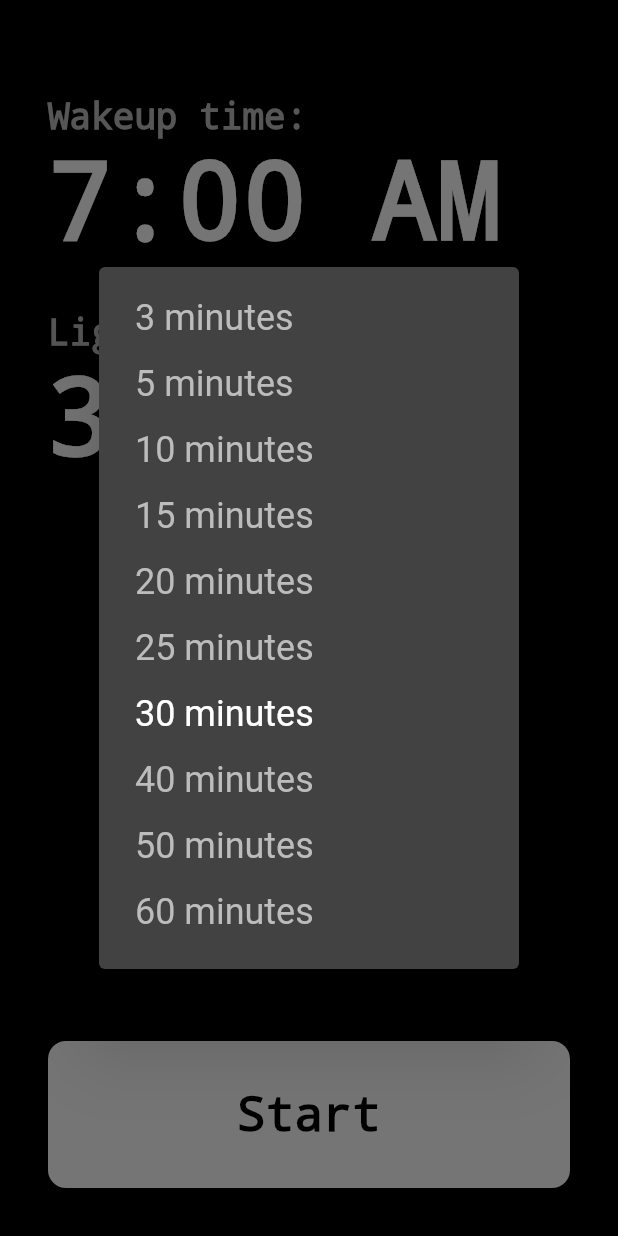
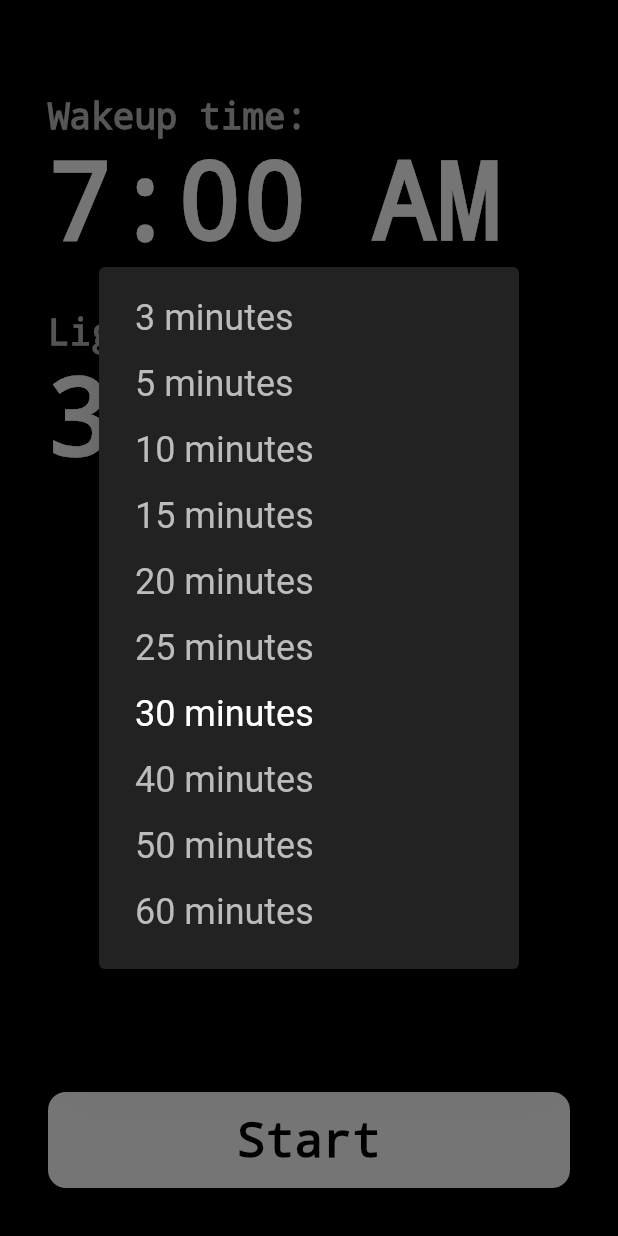
Before and after one commit to MikiVanousek/horolux, a Flutter app: the screen it shows after launch, after a tap on "30", on a phone screen of 412 x 824 dp. Run offline on Flutter 3.47's test engine with Material 2 defaults, Android fonts, the phone set to English and light mode, and no system bars; our stand-ins replace flutter_bloc, shared_preferences, wakelock; missing offline and left inert: flutter_material_pickers, fullscreen.

Commit message:
SettingsScreen: visual tweaks

```diff
--- a/lib/clock/clock_screen.dart
+++ b/lib/clock/clock_screen.dart
@@ -24,6 +24,7 @@ class _ClockScreenState extends State<ClockScreen> {
     super.initState();
     // This is broken, I filed an issue on github.
     // SystemChrome.setEnabledSystemUIMode(SystemUiMode.immersive);
+    SystemChrome.setEnabledSystemUIMode(SystemUiMode.edgeToEdge);
     Wakelock.enable();
   }
 
--- a/lib/presets/hl_colors.dart
+++ b/lib/presets/hl_colors.dart
@@ -2,12 +2,22 @@ import 'package:flutter/material.dart';
 
 class HLColors {
   static const Color background = Colors.black,
+      card = Color(0xFF222222),
       accent = Colors.white,
       accentDull = Color(0xFFBCBCBC);
 
   static final materialTheme = ThemeData(
     // time picker background
-    cardColor: accentDull,
+    // cardColor: accentDull,
+    timePickerTheme: TimePickerThemeData(
+      backgroundColor: card,
+      hourMinuteColor: MaterialStateColor.resolveWith(
+          (states) => states.contains(MaterialState.selected) ? accent : card),
+      hourMinuteTextColor: MaterialStateColor.resolveWith(
+        (states) =>
+            states.contains(MaterialState.selected) ? background : accentDull,
+      ),
+    ),
     colorScheme: ColorScheme.dark(
       primary: accent,
       secondary: background,
--- a/lib/settings/settings_screen.dart
+++ b/lib/settings/settings_screen.dart
@@ -88,7 +88,7 @@ class SettingsScreen extends StatelessWidget {
               onTap: () => Navigator.of(context)
                   .push(MaterialPageRoute(builder: (_) => ClockScreen())),
               child: Container(
-                height: 98,
+                height: 64,
                 decoration: BoxDecoration(
                     borderRadius: BorderRadius.circular(12),
                     color: HLColors.accent),
@@ -133,7 +133,7 @@ class SettingsScreen extends StatelessWidget {
           ),
           onPressed: () {
             bloc.updateSettings(
-                state.copyWith(lightDuration: new Duration(minutes: i)));
+                state.copyWith(lightDuration: Duration(minutes: i)));
             Navigator.of(context).pop();
           },
         ),
@@ -142,6 +142,7 @@ class SettingsScreen extends StatelessWidget {
     showDialog(
         context: context,
         builder: (_) => SimpleDialog(
+              backgroundColor: HLColors.card,
               children: options,
             ));
   }
```
